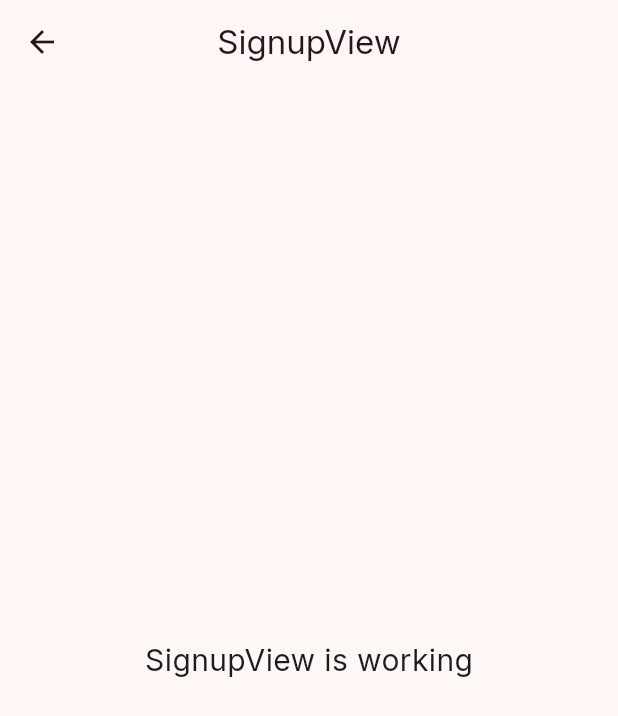
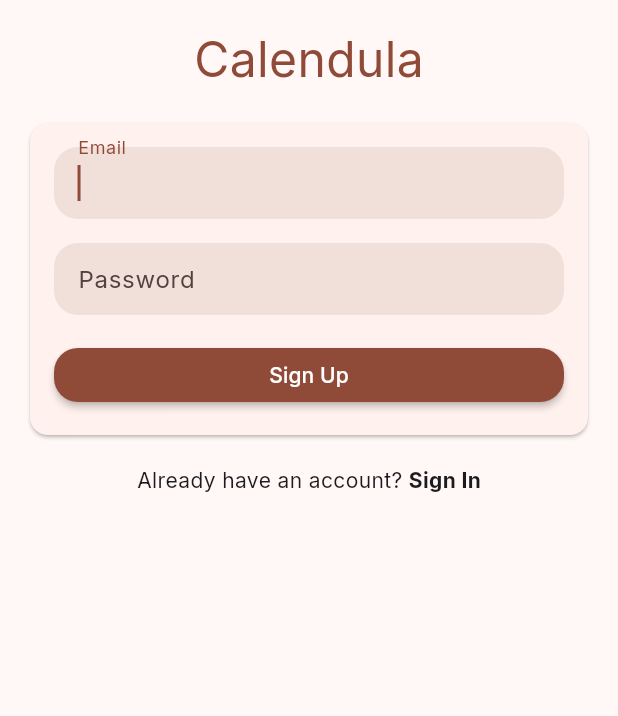
Before and after one commit to amka/calendula-app, a Flutter app: the SignupView screen opened by its route, on a phone screen of 412 x 824 dp. Shown: the top 716 px of the screen. Run offline on Flutter 3.47's test engine with Material 3 defaults, Android fonts, the light colour scheme and no system bars; our stand-ins replace appwrite, get, get_storage, google_fonts; accounts and stored records are empty; network calls fail.

Commit message:
Add signup logic

```diff
--- a/lib/app/data/services/auth.dart
+++ b/lib/app/data/services/auth.dart
@@ -63,6 +63,7 @@ class AuthService extends GetxService {
       userId: ID.unique(),
       email: email,
       password: password,
+      name: email.split('@')[0],
     );
     await signIn(email: email, password: password);
   }
--- a/lib/app/modules/signup/controllers/signup_controller.dart
+++ b/lib/app/modules/signup/controllers/signup_controller.dart
@@ -1,9 +1,19 @@
+import 'dart:developer';
+
+import 'package:flutter/material.dart';
 import 'package:get/get.dart';
 
+import '../../../data/services/auth.dart';
+
 class SignupController extends GetxController {
-  //TODO: Implement SignupController
+  final AuthService authService = Get.find();
 
-  final count = 0.obs;
+  final formKey = GlobalKey<FormState>();
+
+  final emailController = TextEditingController();
+  final passwordController = TextEditingController();
+  final loading = false.obs;
+
   @override
   void onInit() {
     super.onInit();
@@ -19,5 +29,18 @@ class SignupController extends GetxController {
     super.onClose();
   }
 
-  void increment() => count.value++;
+  Future signUp() async {
+    try {
+      loading.value = true;
+      await authService.signUp(
+        email: emailController.text.trim(),
+        password: passwordController.text.trim(),
+      );
+    } catch (e) {
+      log('Sign up failed: $e');
+      rethrow;
+    } finally {
+      loading.value = false;
+    }
+  }
 }
--- a/lib/app/modules/signup/views/signup_view.dart
+++ b/lib/app/modules/signup/views/signup_view.dart
@@ -1,7 +1,9 @@
+import 'package:appwrite/appwrite.dart';
 import 'package:flutter/material.dart';
 
 import 'package:get/get.dart';
 
+import '../../../routes/app_pages.dart';
 import '../controllers/signup_controller.dart';
 
 class SignupView extends GetView<SignupController> {
@@ -9,14 +11,121 @@ class SignupView extends GetView<SignupController> {
   @override
   Widget build(BuildContext context) {
     return Scaffold(
-      appBar: AppBar(
-        title: const Text('SignupView'),
-        centerTitle: true,
-      ),
-      body: const Center(
-        child: Text(
-          'SignupView is working',
-          style: TextStyle(fontSize: 20),
+      body: SafeArea(
+        child: SingleChildScrollView(
+          padding: const EdgeInsets.all(16),
+          child: Column(
+            mainAxisAlignment: MainAxisAlignment.center,
+            children: [
+              Text(
+                'Calendula',
+                style: TextStyle(
+                    fontSize: 32, color: Theme.of(context).colorScheme.primary),
+              ),
+              const SizedBox(height: 16),
+              Card(
+                child: Padding(
+                  padding: const EdgeInsets.all(16),
+                  child: Form(
+                    key: controller.formKey,
+                    child: Column(
+                      children: [
+                        TextFormField(
+                          controller: controller.emailController,
+                          decoration: const InputDecoration(labelText: 'Email'),
+                          autofocus: true,
+                          keyboardType: TextInputType.emailAddress,
+                          validator: (value) {
+                            if (value == null || value.trim().isEmpty) {
+                              return 'We need email address';
+                            }
+                            if (!GetUtils.isEmail(value!)) {
+                              return 'We need valid email address';
+                            }
+                            return null;
+                          },
+                        ),
+                        const SizedBox(height: 16),
+                        TextFormField(
+                          controller: controller.passwordController,
+                          decoration:
+                              const InputDecoration(labelText: 'Password'),
+                          obscureText: true,
+                          validator: (value) {
+                            if (value == null || value.trim().isEmpty) {
+                              return 'We need password';
+                            }
+                            if (value.length < 8) {
+                              return 'Password must be at least 8 characters';
+                            }
+                            return null;
+                          },
+                        ),
+                        const SizedBox(height: 16),
+                        SizedBox(
+                          width: double.infinity,
+                          child: MaterialButton(
+                              onPressed: () async {
+                                if (controller.formKey.currentState!
+                                    .validate()) {
+                                  try {
+                                    await controller.signUp();
+                                    Get.offAllNamed(Routes.HOME);
+
+                                  } on AppwriteException catch (e) {
+                                    if (context.mounted) {
+                                      ScaffoldMessenger.of(context)
+                                          .showSnackBar(
+                                        SnackBar(
+                                          content: Text(
+                                              e.message ?? 'Sign up failed.'),
+                                        ),
+                                      );
+                                    }
+                                  } catch (e) {
+                                    if (context.mounted) {
+                                      ScaffoldMessenger.of(context)
+                                          .showSnackBar(
+                                        const SnackBar(
+                                            content: Text('Sign up failed.')),
+                                      );
+                                    }
+                                  }
+                                }
+                              },
+                              color: Theme.of(context).colorScheme.primary,
+                              child: Text(
+                                'Sign Up',
+                                style: TextStyle(
+                                  color:
+                                      Theme.of(context).colorScheme.onPrimary,
+                                ),
+                              )),
+                        ),
+                      ],
+                    ),
+                  ),
+                ),
+              ),
+              const SizedBox(height: 16),
+              Row(
+                mainAxisAlignment: MainAxisAlignment.center,
+                children: [
+                  const Text('Already have an account? '),
+                  MouseRegion(
+                    cursor: SystemMouseCursors.click,
+                    child: GestureDetector(
+                      onTap: () => Get.offNamed(Routes.SIGNIN),
+                      child: const Text(
+                        'Sign In',
+                        style: TextStyle(fontWeight: FontWeight.bold),
+                      ),
+                    ),
+                  )
+                ],
+              ),
+            ],
+          ),
         ),
       ),
     );
```
